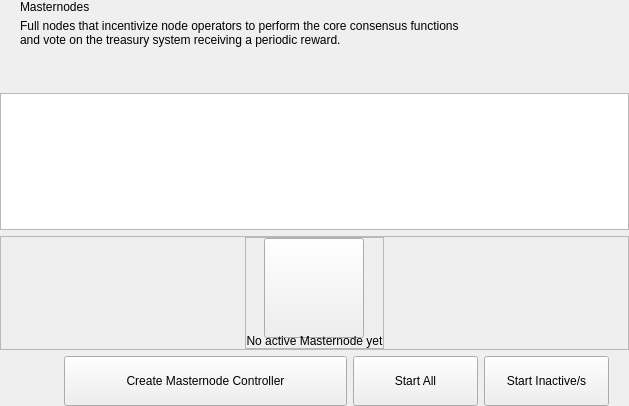
First picture: the form in src/qt/pivx/forms/masternodeswidget.ui, repository TylerAnder/test, before the edit.
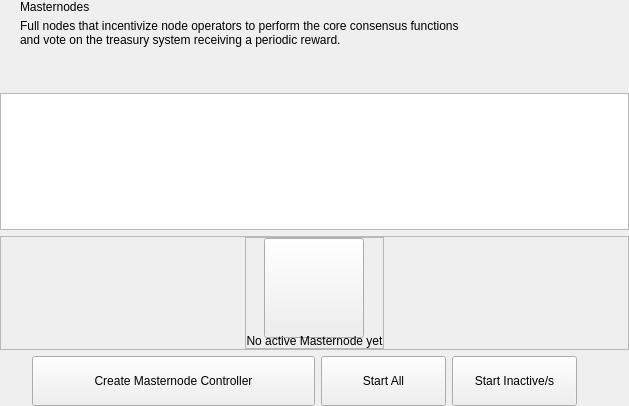
Second picture: the form after the edit.

Commit message: horizontal centered masternodewidget

The edit to the form file:
```diff
--- a/src/qt/pivx/forms/masternodeswidget.ui
+++ b/src/qt/pivx/forms/masternodeswidget.ui
@@ -309,6 +309,19 @@
             </property>
            </widget>
           </item>
+          <item>
+           <spacer name="horizontalSpacer_2">
+            <property name="orientation">
+             <enum>Qt::Horizontal</enum>
+            </property>
+            <property name="sizeHint" stdset="0">
+             <size>
+              <width>40</width>
+              <height>20</height>
+             </size>
+            </property>
+           </spacer>
+          </item>
          </layout>
         </item>
        </layout>
```
